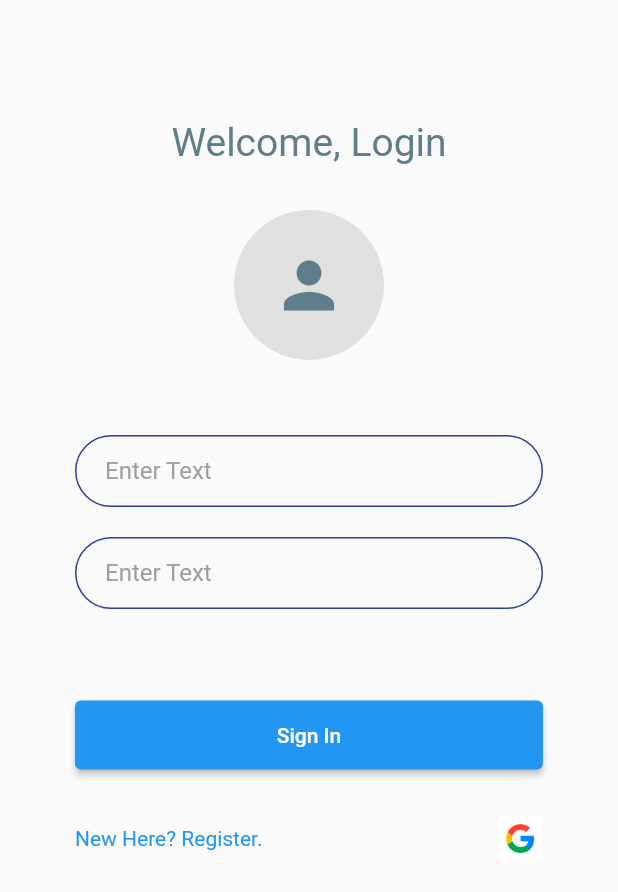
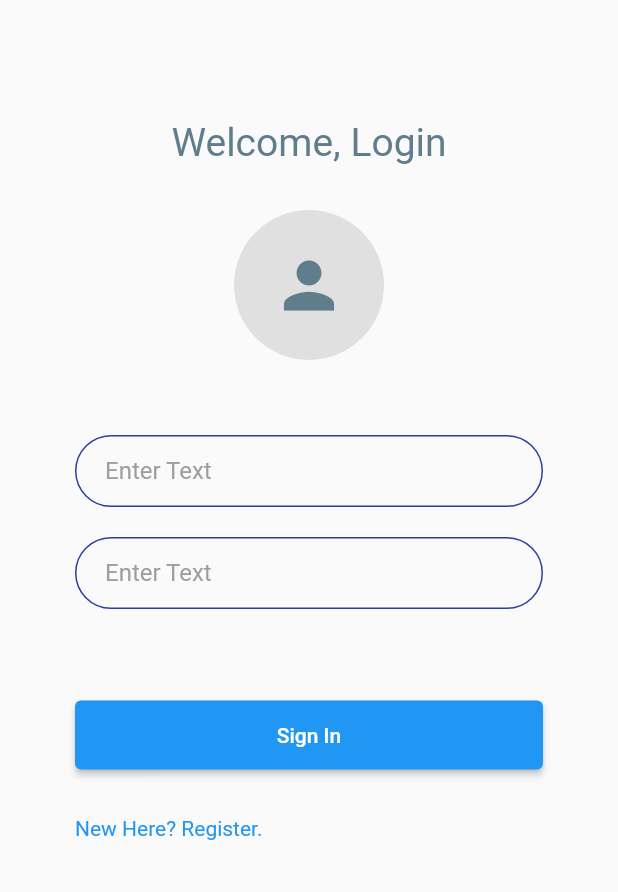
Before and after one commit to ShubhamTrip/Revisiting-Flutter, a Flutter app: the screen it shows after launch, on a phone screen of 412 x 824 dp. Shown: the top 892 px of the screen. Run offline on Flutter 3.47's test engine with Material 2 defaults, Android fonts, the phone set to English and light mode, and no system bars; our stand-ins replace image_picker, supabase, supabase_flutter; accounts and stored records are empty.

Commit message:
proxy commit

```diff
--- a/notesapp/lib/Screens/homepage.dart
+++ b/notesapp/lib/Screens/homepage.dart
@@ -33,6 +33,10 @@ class _HomePageState extends State<HomePage> {
           toolbarHeight: 50,
           backgroundColor: Colors.black,
           title: Text('Notes'),
+          centerTitle: true,
+          leading: GestureDetector(
+            child: Icon(Icons.notes, color: Colors.white),
+          ),
         ),
         body: SafeArea(
           child: Container(
--- a/notesapp/lib/Screens/login_page.dart
+++ b/notesapp/lib/Screens/login_page.dart
@@ -117,15 +117,6 @@ class LoginPage extends StatelessWidget {
                                     builder: (context) => SignUpPage()))
                           },
                         ),
-                        GestureDetector(
-                          child: Container(
-                              child: Image.asset(
-                            'assets/google.png',
-                            height: 30,
-                            width: 30,
-                          )),
-                          onTap: () => {},
-                        )
                       ],
                     )
                   ],
--- a/notesapp/lib/supabaseNet.dart
+++ b/notesapp/lib/supabaseNet.dart
@@ -27,4 +27,10 @@ class SupabaseNet {
     var response = await clients.from('noteapp').select('*');
     return response;
   }
+
+  addData(var title, var content) async {
+    final data = await clients
+        .from('noteapp')
+        .insert({'title': '${title}', 'content': '${content}'});
+  }
 }
--- a/notesapp/pubspec.yaml
+++ b/notesapp/pubspec.yaml
@@ -39,6 +39,8 @@ dependencies:
   supabase_flutter: ^1.1.0
   flutter_dotenv: ^5.0.2
   image_picker: ^0.8.6
+  location: ^4.4.0
+  google_maps_flutter: ^2.2.1
 
 dev_dependencies:
   flutter_test:
@@ -66,6 +68,7 @@ flutter:
   assets:
     - .env
     - assets/google.png
+    - assets/facebook.png
 
   # An image asset can refer to one or more resolution-specific "variants", see
   # https://flutter.dev/assets-and-images/#resolution-aware
```
Also changed, not shown: notesapp/assets/facebook.png (added), notesapp/lib/networking.dart (added), notesapp/pubspec.lock, 1 other file.
